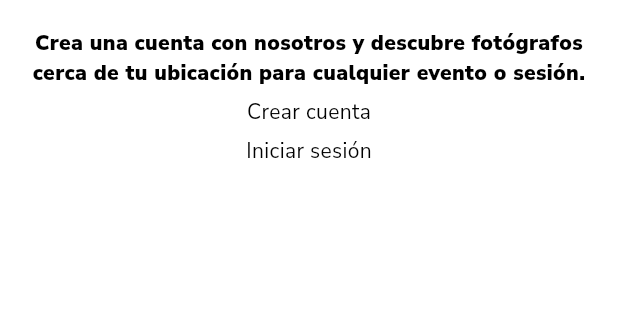
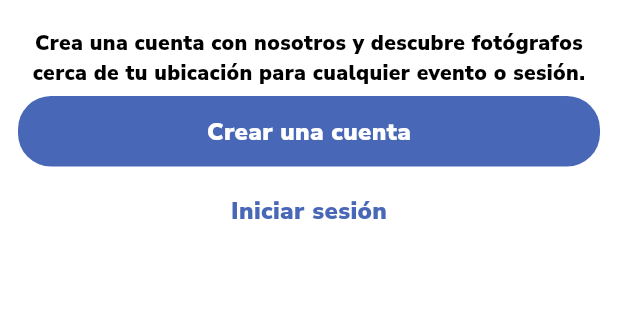
Before and after one commit to DEIVID323/appmovil, a Flutter app: the screen it shows after launch, on a phone screen of 412 x 824 dp, the part 438-758 px from its top. Run offline on Flutter 3.47's test engine with Material 3 defaults, Android fonts, the phone set to English and light mode, and no system bars; our stand-ins replace equatable, flutter_bloc, get_it, go_router.

Commit message:
Auto commit

```diff
--- a/lib/src/features/welcome/presentation/page/welcome.dart
+++ b/lib/src/features/welcome/presentation/page/welcome.dart
@@ -53,8 +53,17 @@ class _WelcomeState extends State<Welcome> {
                   spacing: Constants.paddingValue,
                   mainAxisSize: MainAxisSize.min,
                   children: <Widget>[
-                    WelcomeButton(label: 'Crear cuenta', onPressed: () {}),
-                    WelcomeButton(label: 'Iniciar sesión', onPressed: () {}),
+                    WelcomeButton(
+                      label: 'Crear una cuenta',
+                      onPressed: () {},
+                      color: Constants.primaryColor,
+                      textColor: Colors.white,
+                    ),
+                    WelcomeButton(
+                      label: 'Iniciar sesión',
+                      onPressed: () {},
+                      color: Constants.secondaryColor,
+                    ),
                   ],
                 ),
               ],
--- a/lib/src/features/welcome/presentation/widgets/welcome_button.dart
+++ b/lib/src/features/welcome/presentation/widgets/welcome_button.dart
@@ -6,11 +6,13 @@ class WelcomeButton extends StatelessWidget {
     required this.label,
     this.onPressed,
     this.color = Constants.secondaryColor,
+    this.textColor = Constants.primaryColor,
     super.key,
   });
   final String label;
   final VoidCallback? onPressed;
   final Color color;
+  final Color textColor;
 
   @override
   Widget build(BuildContext context) {
@@ -19,7 +21,21 @@ class WelcomeButton extends StatelessWidget {
         color: color,
         borderRadius: Constants.borderRadius,
       ),
-      child: Text(label),
+      child: Center(
+        child: Padding(
+          padding: const EdgeInsets.symmetric(
+            vertical: Constants.paddingValue * 2,
+          ),
+          child: Text(
+            label,
+            style: TextStyle(
+              color: textColor,
+              fontSize: 16,
+              fontWeight: FontWeight.w900,
+            ),
+          ),
+        ),
+      ),
     );
   }
 }
```
